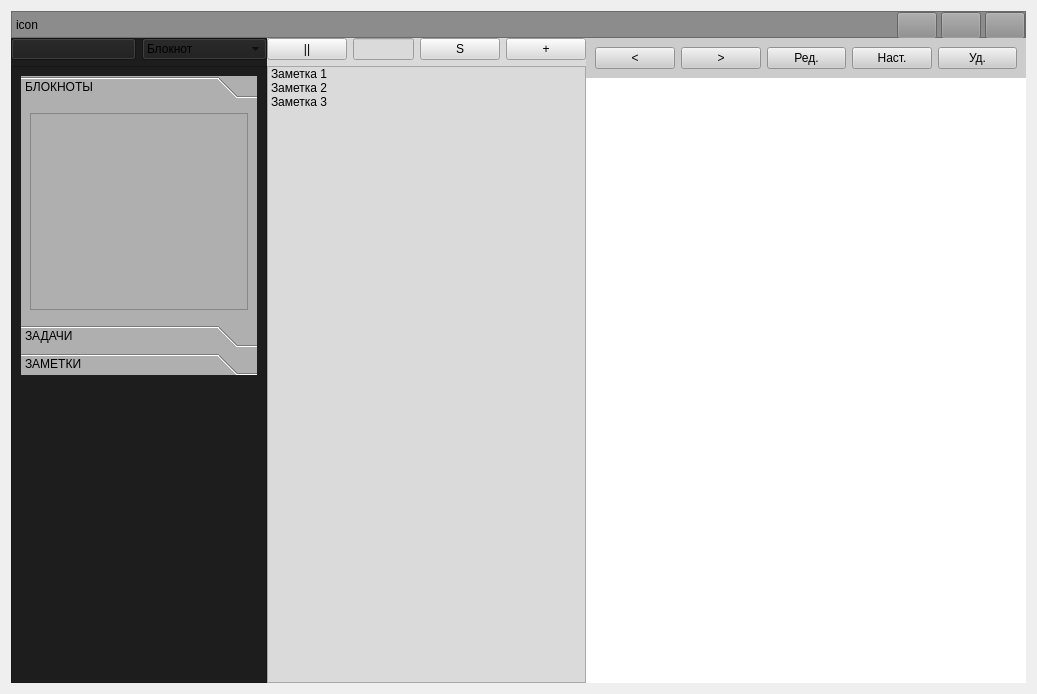
This is Notes/widget.ui in SergeySkulenkov/Notes as Qt 5 draws it before an edit. The edited form follows.
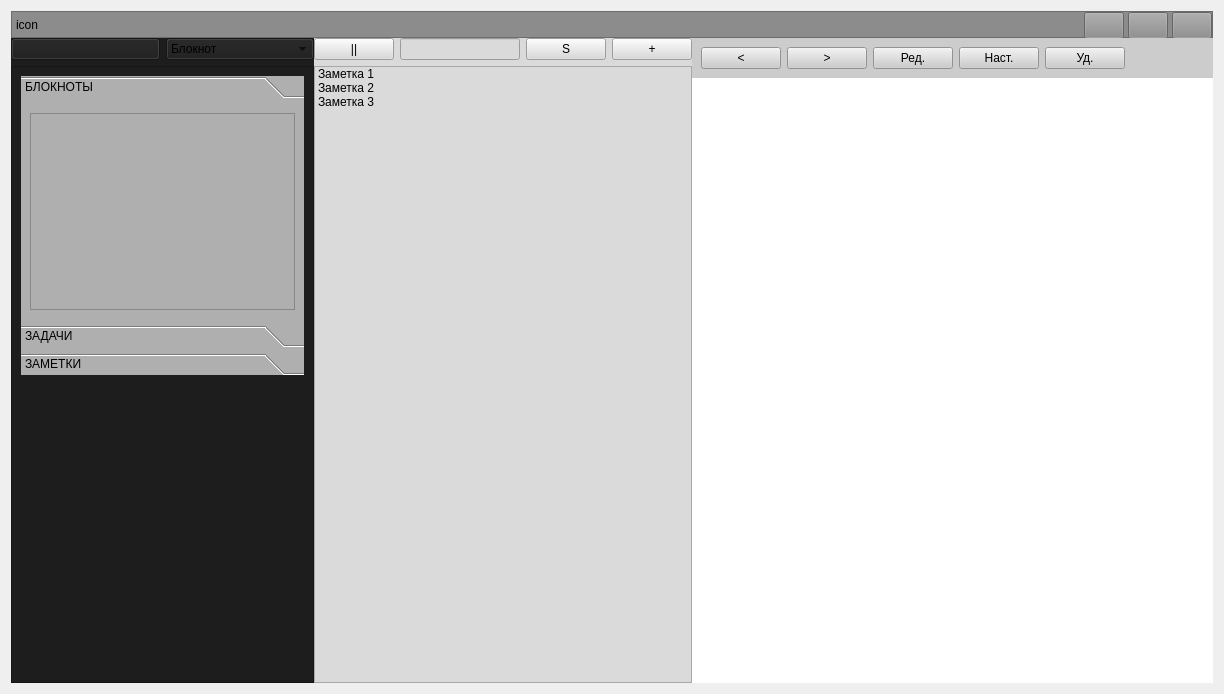
This is the edited form.

```diff
--- a/Notes/widget.ui
+++ b/Notes/widget.ui
@@ -6,7 +6,7 @@
    <rect>
     <x>0</x>
     <y>0</y>
-    <width>1037</width>
+    <width>1224</width>
     <height>694</height>
    </rect>
   </property>
@@ -143,12 +143,24 @@
          <bool>false</bool>
         </property>
         <widget class="QWidget" name="leftColumnWidget" native="true">
+         <property name="sizePolicy">
+          <sizepolicy hsizetype="Expanding" vsizetype="Preferred">
+           <horstretch>0</horstretch>
+           <verstretch>0</verstretch>
+          </sizepolicy>
+         </property>
          <property name="minimumSize">
           <size>
-           <width>150</width>
+           <width>0</width>
            <height>0</height>
           </size>
          </property>
+         <property name="maximumSize">
+          <size>
+           <width>16777215</width>
+           <height>16777215</height>
+          </size>
+         </property>
          <property name="styleSheet">
           <string notr="true">background-color: rgb(29, 29, 29);</string>
          </property>
@@ -194,13 +206,31 @@
               <rect>
                <x>0</x>
                <y>0</y>
-               <width>246</width>
+               <width>295</width>
                <height>597</height>
               </rect>
              </property>
              <layout class="QVBoxLayout" name="verticalLayout_6">
               <item>
                <widget class="QToolBox" name="toolBox">
+                <property name="sizePolicy">
+                 <sizepolicy hsizetype="Preferred" vsizetype="Preferred">
+                  <horstretch>0</horstretch>
+                  <verstretch>0</verstretch>
+                 </sizepolicy>
+                </property>
+                <property name="minimumSize">
+                 <size>
+                  <width>0</width>
+                  <height>0</height>
+                 </size>
+                </property>
+                <property name="maximumSize">
+                 <size>
+                  <width>16777215</width>
+                  <height>16777215</height>
+                 </size>
+                </property>
                 <property name="styleSheet">
                  <string notr="true">background-color: rgb(175, 175, 175);</string>
                 </property>
@@ -212,7 +242,7 @@
                   <rect>
                    <x>0</x>
                    <y>0</y>
-                   <width>228</width>
+                   <width>277</width>
                    <height>210</height>
                   </rect>
                  </property>
@@ -231,6 +261,9 @@
                       <verstretch>0</verstretch>
                      </sizepolicy>
                     </property>
+                    <property name="horizontalScrollBarPolicy">
+                     <enum>Qt::ScrollBarAsNeeded</enum>
+                    </property>
                     <property name="sizeAdjustPolicy">
                      <enum>QAbstractScrollArea::AdjustIgnored</enum>
                     </property>
@@ -318,7 +351,7 @@
         <widget class="QWidget" name="middleColumnWidget" native="true">
          <property name="minimumSize">
           <size>
-           <width>150</width>
+           <width>0</width>
            <height>0</height>
           </size>
          </property>
@@ -391,7 +424,7 @@
             <property name="minimumSize">
              <size>
               <width>150</width>
-              <height>40</height>
+              <height>0</height>
              </size>
             </property>
             <property name="styleSheet">
@@ -453,7 +486,7 @@
            <widget class="QWidget" name="editorWidget" native="true">
             <property name="minimumSize">
              <size>
-              <width>150</width>
+              <width>0</width>
               <height>0</height>
              </size>
             </property>
```
Left out of the diff: 4 changed lines with no effect on the pictures.
